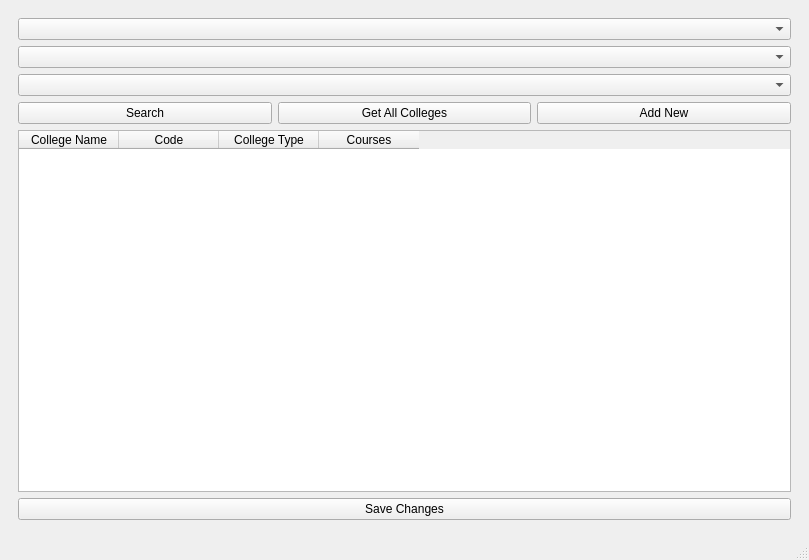
Above: Other Files/CollegeBrowserUI.ui from abhi245y/cd-unit-bundle-manager-2.0 before the change. Below: the same form after it.
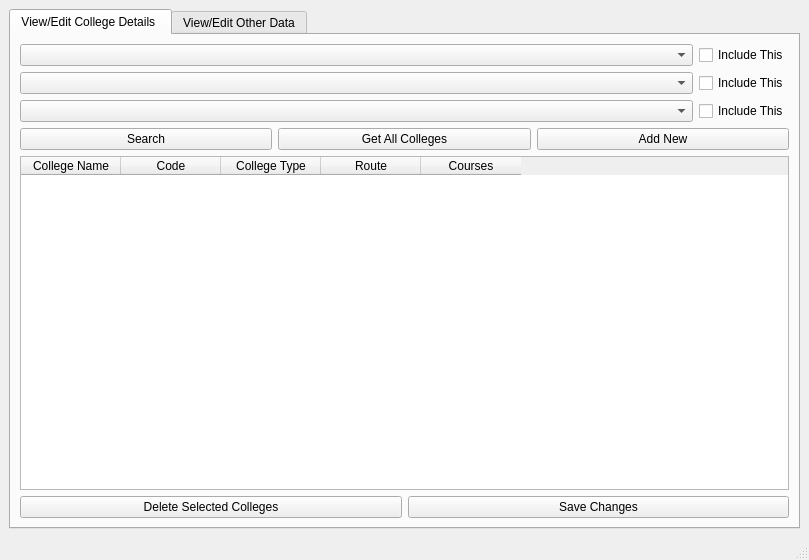
That is the form after the change.

Diff of the .ui file:
```diff
--- a/Other Files/CollegeBrowserUI.ui
+++ b/Other Files/CollegeBrowserUI.ui
@@ -20,29 +20,88 @@
       <item>
        <layout class="QHBoxLayout" name="horizontalLayout_2">
         <item>
-         <widget class="QWidget" name="widget" native="true">
+         <widget class="QTabWidget" name="tabWidget">
+          <property name="currentIndex">
+           <number>0</number>
+          </property>
+          <widget class="QWidget" name="tabWidgetPage1">
+           <attribute name="title">
+            <string>View/Edit College Details </string>
+           </attribute>
           <layout class="QVBoxLayout" name="verticalLayout_2">
            <item>
-            <widget class="QComboBox" name="courseCB">
-             <property name="placeholderText">
-              <string>Select Course</string>
-             </property>
-            </widget>
-           </item>
-           <item>
+             <layout class="QGridLayout" name="gridLayout">
+              <property name="topMargin">
+               <number>0</number>
+              </property>
+              <item row="2" column="2">
+               <widget class="QCheckBox" name="routeIncludeRB">
+                <property name="text">
+                 <string>Include This</string>
+                </property>
+               </widget>
+              </item>
+              <item row="0" column="2">
+               <widget class="QCheckBox" name="courseIncludeRB">
+                <property name="sizePolicy">
+                 <sizepolicy hsizetype="Minimum" vsizetype="Fixed">
+                  <horstretch>0</horstretch>
+                  <verstretch>0</verstretch>
+                 </sizepolicy>
+                </property>
+                <property name="text">
+                 <string>Include This</string>
+                </property>
+               </widget>
+              </item>
+              <item row="1" column="0">
             <widget class="QComboBox" name="collegeTypeCB">
+                <property name="sizePolicy">
+                 <sizepolicy hsizetype="Expanding" vsizetype="Fixed">
+                  <horstretch>0</horstretch>
+                  <verstretch>0</verstretch>
+                 </sizepolicy>
+                </property>
              <property name="placeholderText">
               <string>Select College Type</string>
              </property>
             </widget>
            </item>
-           <item>
+              <item row="2" column="0">
             <widget class="QComboBox" name="routeCB">
+                <property name="sizePolicy">
+                 <sizepolicy hsizetype="MinimumExpanding" vsizetype="Fixed">
+                  <horstretch>0</horstretch>
+                  <verstretch>0</verstretch>
+                 </sizepolicy>
+                </property>
              <property name="placeholderText">
               <string>Select Route</string>
              </property>
             </widget>
            </item>
+              <item row="0" column="0">
+               <widget class="QComboBox" name="courseCB">
+                <property name="sizePolicy">
+                 <sizepolicy hsizetype="Expanding" vsizetype="Fixed">
+                  <horstretch>0</horstretch>
+                  <verstretch>0</verstretch>
+                 </sizepolicy>
+                </property>
+                <property name="placeholderText">
+                 <string>Select Course</string>
+                </property>
+               </widget>
+              </item>
+              <item row="1" column="2">
+               <widget class="QCheckBox" name="collegeTypeIncludeRB">
+                <property name="text">
+                 <string>Include This</string>
+                </property>
+               </widget>
+              </item>
+             </layout>
+            </item>
            <item>
             <layout class="QHBoxLayout" name="horizontalLayout">
              <item>
@@ -85,6 +144,11 @@
                <string>College Type</string>
               </property>
              </column>
+              <column>
+               <property name="text">
+                <string>Route</string>
+               </property>
+              </column>
              <column>
               <property name="text">
                <string>Courses</string>
@@ -93,6 +157,18 @@
             </widget>
            </item>
            <item>
+             <layout class="QHBoxLayout" name="horizontalLayout_5">
+              <property name="topMargin">
+               <number>0</number>
+              </property>
+              <item>
+               <widget class="QPushButton" name="pushButton">
+                <property name="text">
+                 <string>Delete Selected Colleges</string>
+                </property>
+               </widget>
+              </item>
+              <item>
             <widget class="QPushButton" name="savePB">
              <property name="text">
               <string>Save Changes</string>
@@ -100,6 +176,62 @@
             </widget>
            </item>
           </layout>
+            </item>
+           </layout>
+          </widget>
+          <widget class="QWidget" name="tab_5">
+           <attribute name="title">
+            <string>View/Edit Other Data</string>
+           </attribute>
+           <layout class="QVBoxLayout" name="verticalLayout_3">
+            <item>
+             <layout class="QHBoxLayout" name="horizontalLayout_4">
+              <item>
+               <widget class="QPushButton" name="viewAllMessengersPB">
+                <property name="text">
+                 <string>View All Messengers</string>
+                </property>
+               </widget>
+              </item>
+              <item>
+               <widget class="QPushButton" name="viewAllCoursesPB">
+                <property name="text">
+                 <string>View Courses</string>
+                </property>
+               </widget>
+              </item>
+              <item>
+               <widget class="QPushButton" name="viewAllRoutesPB">
+                <property name="text">
+                 <string>View All Routes</string>
+                </property>
+               </widget>
+              </item>
+              <item>
+               <widget class="QPushButton" name="viewAllQPSeriesPB">
+                <property name="text">
+                 <string>View All QP Series</string>
+                </property>
+               </widget>
+              </item>
+             </layout>
+            </item>
+            <item>
+             <widget class="QTableWidget" name="otherDataTablePB">
+              <property name="contextMenuPolicy">
+               <enum>Qt::CustomContextMenu</enum>
+              </property>
+             </widget>
+            </item>
+            <item>
+             <widget class="QPushButton" name="otherDataSavePB">
+              <property name="text">
+               <string>Save Changes</string>
+              </property>
+             </widget>
+            </item>
+           </layout>
+          </widget>
          </widget>
         </item>
        </layout>
```
Left out of the diff: 14 changed lines with no effect on the pictures. Lines whose indentation alone changed are shown as unchanged.
